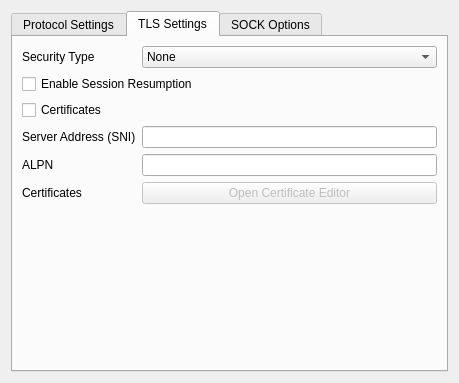
This is src/ui/widgets/editors/StreamSettingsWidget.ui in DHR60/Qv2ray as Qt 5 draws it before an edit. The edited form follows.
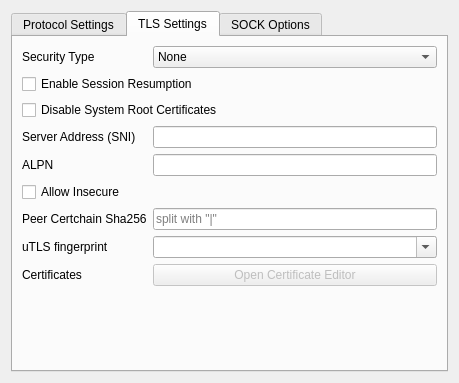
This is the edited form. The open tabs and pages were chosen to show the change.

The edit to the form file:
```diff
--- a/src/ui/widgets/editors/StreamSettingsWidget.ui
+++ b/src/ui/widgets/editors/StreamSettingsWidget.ui
@@ -859,7 +859,7 @@
        <item row="2" column="0" colspan="2">
         <widget class="QCheckBox" name="disableSystemRoot">
          <property name="text">
-          <string>Certificates</string>
+          <string>Disable System Root Certificates</string>
          </property>
         </widget>
        </item>
@@ -883,14 +883,75 @@
        <item row="4" column="1">
         <widget class="QLineEdit" name="alpnTxt"/>
        </item>
-       <item row="5" column="0">
+       <item row="5" column="0" colspan="2">
+        <widget class="QCheckBox" name="allowInsecureCB">
+         <property name="text">
+          <string>Allow Insecure</string>
+         </property>
+        </widget>
+       </item>
+       <item row="6" column="0">
+        <widget class="QLabel" name="label_34">
+         <property name="text">
+          <string>Peer Certchain Sha256</string>
+         </property>
+        </widget>
+       </item>
+       <item row="6" column="1">
+        <widget class="QLineEdit" name="pinnedPeerCertificateChainSha256Txt">
+         <property name="placeholderText">
+          <string>split with "|"</string>
+         </property>
+        </widget>
+       </item>
+       <item row="7" column="0">
+        <widget class="QLabel" name="label_35">
+         <property name="text">
+          <string>uTLS fingerprint</string>
+         </property>
+        </widget>
+       </item>
+       <item row="7" column="1">
+        <widget class="QComboBox" name="utlsFingerprintCB">
+         <property name="sizePolicy">
+          <sizepolicy hsizetype="Expanding" vsizetype="Fixed">
+           <horstretch>0</horstretch>
+           <verstretch>0</verstretch>
+          </sizepolicy>
+         </property>
+         <property name="editable">
+          <bool>true</bool>
+         </property>
+         <item>
+          <property name="text">
+           <string />
+          </property>
+         </item>
+         <item>
+          <property name="text">
+           <string notr="true">chrome_auto</string>
+          </property>
+         </item>
+         <item>
+          <property name="text">
+           <string notr="true">firefox_auto</string>
+          </property>
+         </item>
+         <item>
+          <property name="text">
+           <string notr="true">safari_auto</string>
+          </property>
+         </item>
+        </widget>
+       </item>
+       <item row="8" column="0">
         <widget class="QLabel" name="label_9">
          <property name="text">
           <string>Certificates</string>
          </property>
         </widget>
        </item>
-       <item row="5" column="1">
+       <item row="8" column="1">
         <widget class="QPushButton" name="openCertEditorBtn">
          <property name="enabled">
           <bool>false</bool>
```
Left out of the diff: 2 changed lines with no effect on the pictures.
